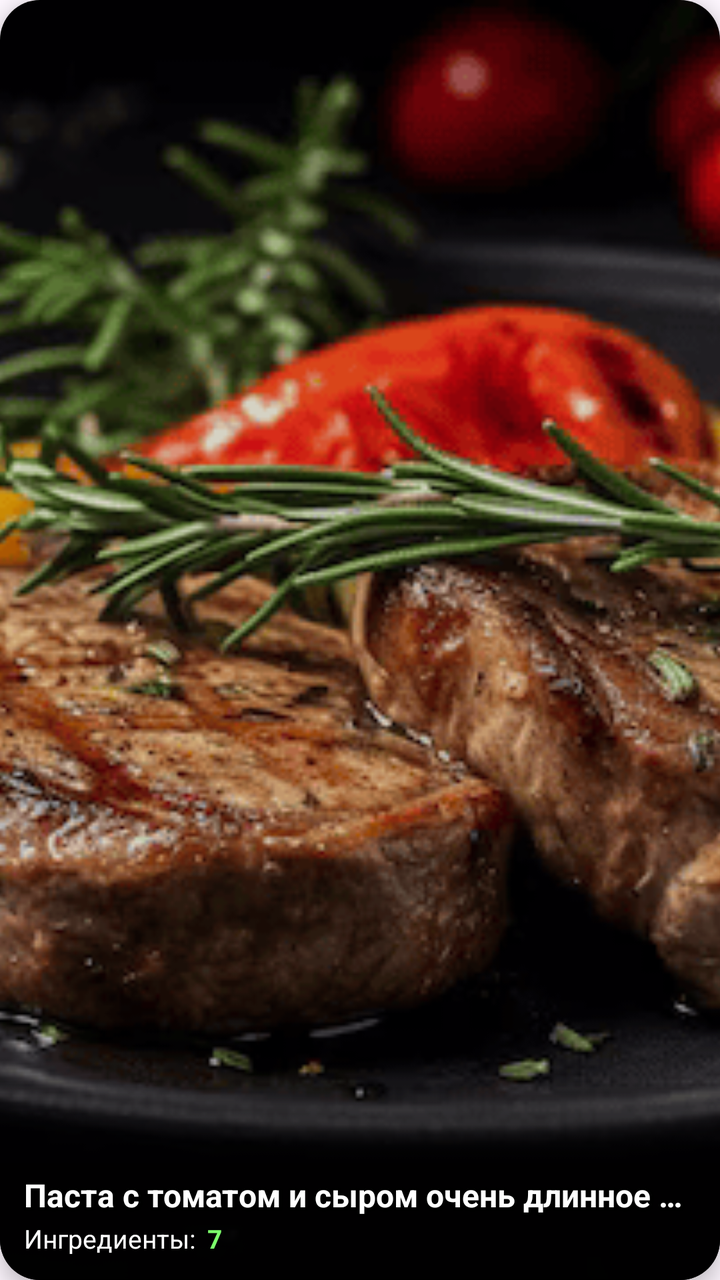
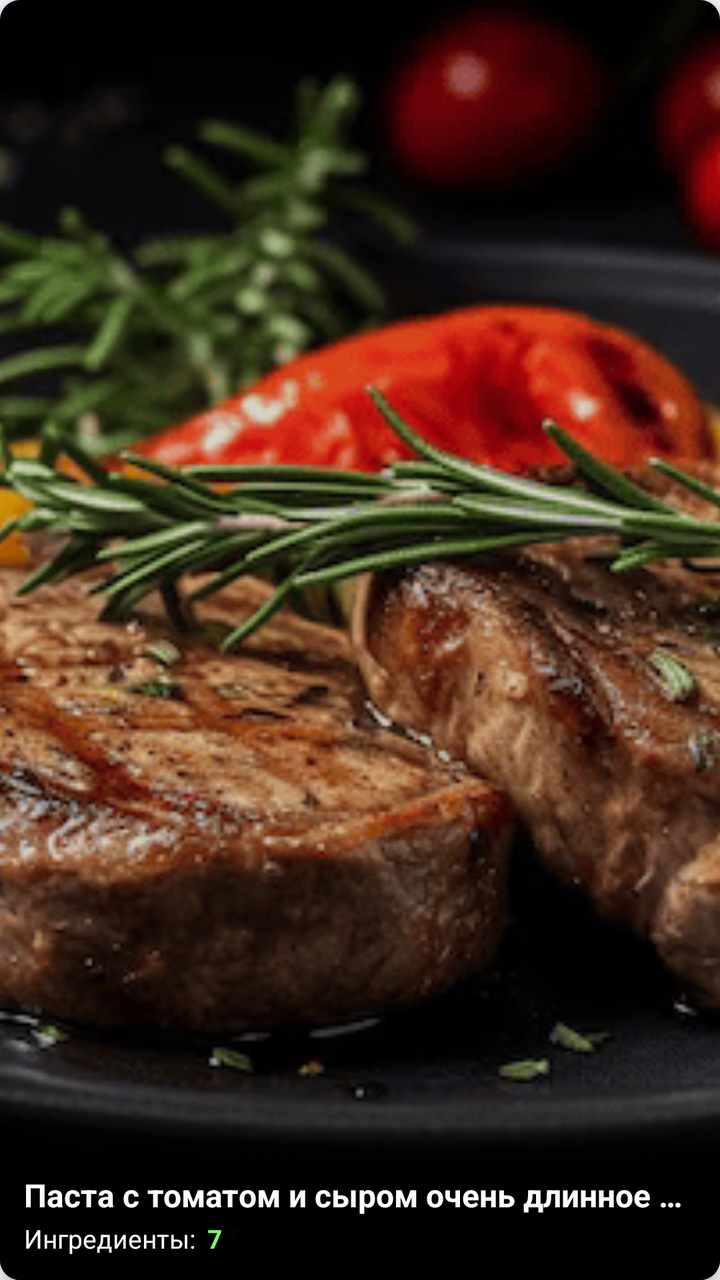

Before-and-after screenshots of an Android layout around one commit, followed by the original layout XML and the change that was made.
<!-- AndroidManifest.xml: application theme Theme.Recipe -->
<!-- res/layout/test_recipe_item.xml -->
<androidx.cardview.widget.CardView
    android:id="@+id/cardViewMain"
    android:layout_width="match_parent"
    android:layout_height="200dp"
    android:layout_marginTop="20dp"
    android:layout_marginStart="10dp"
    android:layout_marginEnd="10dp"
    xmlns:app="http://schemas.android.com/apk/res-auto"
    xmlns:android="http://schemas.android.com/apk/res/android"
    app:cardCornerRadius="20dp"
    app:cardElevation="6dp">

    <FrameLayout
        android:id="@+id/frameCentral"
        android:layout_width="match_parent"
        android:layout_height="match_parent">

        
        <ImageView
            android:id="@+id/imageRecipe"
            android:layout_width="match_parent"
            android:layout_height="match_parent"
            android:src="@drawable/steak"
            android:scaleType="centerCrop"/>

        
        <View
            android:layout_width="match_parent"
            android:layout_height="match_parent"
            android:background="#22000000"/>

        
        <View
            android:layout_width="match_parent"
            android:layout_height="100dp"
            android:layout_gravity="bottom"
            android:background="@drawable/gradient_dark_bottom"/>

        
        <LinearLayout
            android:layout_width="match_parent"
            android:layout_height="wrap_content"
            android:layout_gravity="bottom"
            android:orientation="vertical"
            android:padding="12dp">

            
            <TextView
                android:id="@+id/recipeName"
                android:layout_width="match_parent"
                android:layout_height="wrap_content"
                android:text="Паста с томатом и сыром очень длинное название"
                android:textColor="@android:color/white"
                android:textSize="16sp"
                android:textStyle="bold"
                android:maxLines="1"
                android:ellipsize="end"
                android:shadowColor="#000000"
                android:shadowDx="1"
                android:shadowDy="1"
                android:shadowRadius="3"/>

            
            <LinearLayout
                android:layout_width="wrap_content"
                android:layout_height="wrap_content"
                android:orientation="horizontal"
                android:gravity="center_vertical"
                android:layout_marginTop="2dp">

                <TextView
                    android:id="@+id/ingredients"
                    android:layout_width="wrap_content"
                    android:layout_height="wrap_content"
                    android:text="Ингредиенты:"
                    android:textColor="#FFFFFF"
                    android:textSize="13sp"/>

                <TextView
                    android:id="@+id/count"
                    android:layout_width="wrap_content"
                    android:layout_height="wrap_content"
                    android:layout_marginStart="6dp"
                    android:text="7"
                    android:textColor="#7CFF6B"
                    android:textSize="13sp"
                    android:textStyle="bold"/>
            </LinearLayout>

        </LinearLayout>

    </FrameLayout>

</androidx.cardview.widget.CardView>
<!-- resources referenced by this layout -->
<resources>
  <!-- drawable gradient_dark_bottom (drawable) -->
  <shape xmlns:android="http://schemas.android.com/apk/res/android">
      <gradient
          android:startColor="#00000000"
          android:centerColor="#99000000"
          android:endColor="#FF000000"
          android:angle="270"/>
  </shape>
  <!-- drawable steak: png bitmap (drawable, 103174 bytes) -->
  <style name="Theme.Recipe" parent="Base.Theme.Recipe" />
  <style name="Base.Theme.Recipe" parent="Theme.Material3.DayNight.NoActionBar">
          
          
      </style>
</resources>

<!-- the commit's change to res/layout/test_recipe_item.xml (unified diff, before → after) -->
@@ -1,4 +1,4 @@
-<androidx.cardview.widget.CardView
+<com.google.android.material.card.MaterialCardView
     android:id="@+id/cardViewMain"
     android:layout_width="match_parent"
     android:layout_height="200dp"
@@ -7,15 +7,16 @@
     android:layout_marginEnd="10dp"
     xmlns:app="http://schemas.android.com/apk/res-auto"
     xmlns:android="http://schemas.android.com/apk/res/android"
-    app:cardCornerRadius="20dp"
-    app:cardElevation="6dp">
+    app:cardCornerRadius="10dp"
+    app:cardElevation="6dp"
+    app:cardBackgroundColor="@android:color/transparent"
+    app:strokeWidth="0dp">
 
     <FrameLayout
         android:id="@+id/frameCentral"
         android:layout_width="match_parent"
         android:layout_height="match_parent">
 
-        
         <ImageView
             android:id="@+id/imageRecipe"
             android:layout_width="match_parent"
@@ -23,20 +24,17 @@
             android:src="@drawable/steak"
             android:scaleType="centerCrop"/>
 
-        
         <View
             android:layout_width="match_parent"
             android:layout_height="match_parent"
             android:background="#22000000"/>
 
-        
         <View
             android:layout_width="match_parent"
             android:layout_height="100dp"
             android:layout_gravity="bottom"
             android:background="@drawable/gradient_dark_bottom"/>
 
-        
         <LinearLayout
             android:layout_width="match_parent"
             android:layout_height="wrap_content"
@@ -44,7 +42,6 @@
             android:orientation="vertical"
             android:padding="12dp">
 
-            
             <TextView
                 android:id="@+id/recipeName"
                 android:layout_width="match_parent"
@@ -60,7 +57,6 @@
                 android:shadowDy="1"
                 android:shadowRadius="3"/>
 
-            
             <LinearLayout
                 android:layout_width="wrap_content"
                 android:layout_height="wrap_content"
@@ -91,4 +87,4 @@
 
     </FrameLayout>
 
-</androidx.cardview.widget.CardView>
+</com.google.android.material.card.MaterialCardView>
